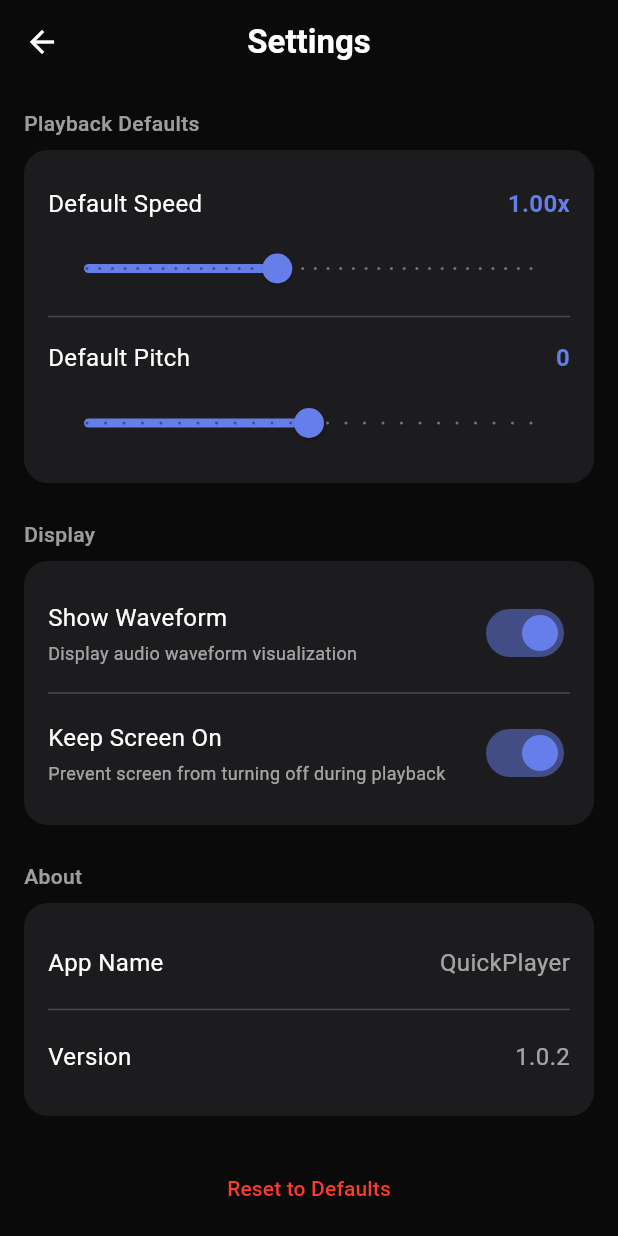
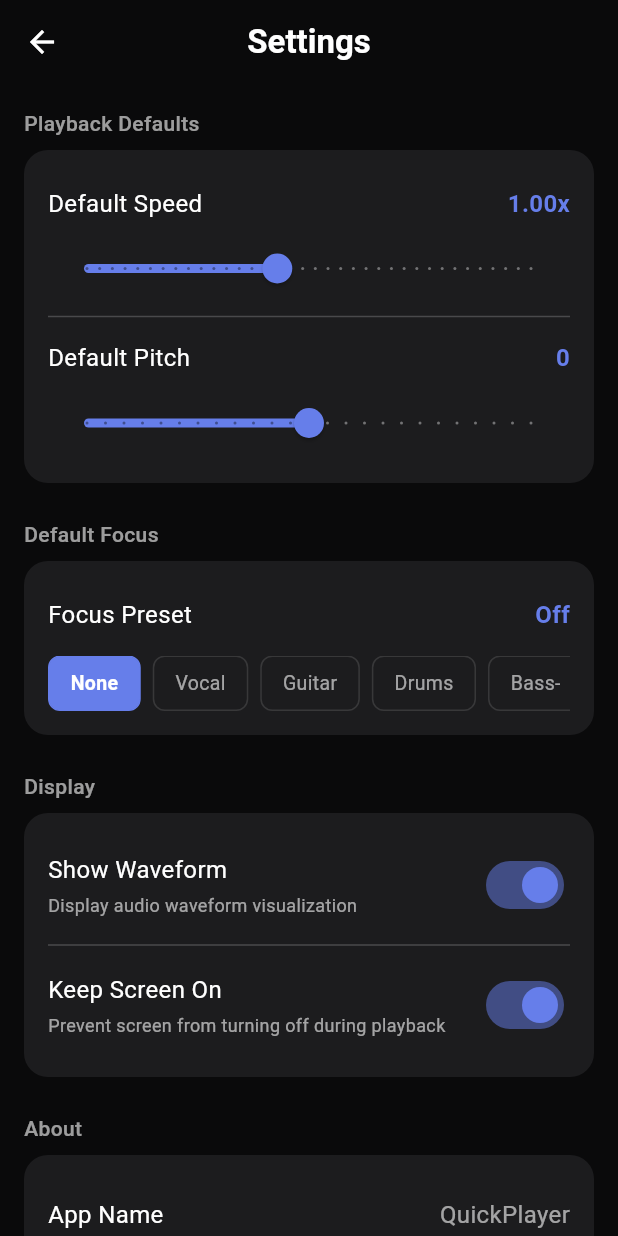
Before and after one commit to innovai-studio/QuickPlayer, a Flutter app: the screen it shows after launch, after a tap on the "settings" icon, on a phone screen of 412 x 824 dp. Run offline on Flutter 3.47's test engine with Material 3 defaults, Android fonts, the phone set to English and light mode, and no system bars; our stand-ins replace file_picker, flutter_riverpod, go_router, hive, hive_flutter, just_audio and 1 more; missing offline and left inert: audio_session, just_audio_media_kit, media_browser; accounts and stored records are empty; statements that could not run were skipped.

Commit message:
feat: Persist Focus EQ preset per Track and as global default
Track gains @HiveField(11) focusPresetIndex. PlayerNotifier resolves
the preset on track load (track-specific memory wins, falling back to
the player's currently-active preset which is itself seeded from the
user's stored default at startup).

setFocusMode writes the choice back onto the Track for non-external
sources, so re-playing the song restores the preset automatically.
Selecting Off (flat) clears the field rather than storing 0, so a
later default-preset change still applies to "untagged" tracks.

Settings adds defaultFocusModeIndex (raw int in the dynamic settings
box -- no new HiveType) and a chip-row picker on the Settings screen
that mirrors the Player's Focus row.

Verified with `flutter build apk --debug`.

Co-Authored-By: Claude Opus 4.7 (1M context) <noreply@anthropic.com>

```diff
--- a/lib/features/player/presentation/providers/player_provider.dart
+++ b/lib/features/player/presentation/providers/player_provider.dart
@@ -32,6 +32,21 @@ class PlayerNotifier extends StateNotifier<AppPlayerState> {
 
   PlayerNotifier() : super(const AppPlayerState()) {
     _initStreams();
+    _seedFocusFromSettings();
+  }
+
+  /// Seed the in-memory focus preset from persisted user default. Track-level
+  /// memory still wins inside loadTrack -- this only matters for the very
+  /// first track played in a session and for device-audio (which has no
+  /// per-track memory of its own).
+  Future<void> _seedFocusFromSettings() async {
+    await _storage.init();
+    final idx = _storage.getSetting<int>('defaultFocusModeIndex');
+    if (idx == null || idx < 0 || idx >= EqPreset.values.length) return;
+    final preset = EqPreset.values[idx];
+    if (preset != state.focusMode) {
+      state = state.copyWith(focusMode: preset);
+    }
   }
 
   void _initStreams() {
@@ -65,9 +80,29 @@ class PlayerNotifier extends StateNotifier<AppPlayerState> {
 
   /// Apply a Focus EQ preset. No-op effectively when device doesn't
   /// support effects, but state still updates so the UI reflects intent.
+  ///
+  /// Persists the choice on the current Track so the same preset is
+  /// re-applied next time the track plays. Device-audio (isExternal)
+  /// tracks are kept in memory only -- they aren't in the Hive box.
   Future<void> setFocusMode(EqPreset preset) async {
     await _effectsService.applyPreset(preset);
-    state = state.copyWith(focusMode: preset);
+
+    final track = state.currentTrack;
+    Track? updatedTrack;
+    if (track != null) {
+      updatedTrack = track.copyWith(
+        focusPresetIndex: preset.index,
+        clearFocusPreset: preset == EqPreset.flat,
+      );
+      if (!track.isExternal) {
+        await _storage.saveTrack(updatedTrack);
+      }
+    }
+
+    state = state.copyWith(
+      focusMode: preset,
+      currentTrack: updatedTrack ?? track,
+    );
   }
 
   /// Handle track completion based on play mode
@@ -145,6 +180,11 @@ class PlayerNotifier extends StateNotifier<AppPlayerState> {
         updatedTrack = track;
       }
 
+      // Resolve which Focus preset to apply: track-specific memory wins,
+      // otherwise fall back to whatever's currently active (which itself
+      // was seeded from defaults at app start).
+      final resolvedFocus = _resolveFocusForTrack(updatedTrack);
+
       state = state.copyWith(
         currentTrack: updatedTrack,
         duration: duration ?? Duration.zero,
@@ -152,7 +192,11 @@ class PlayerNotifier extends StateNotifier<AppPlayerState> {
         markers: markers,
         isLoading: false,
         clearAbLoop: true,
+        focusMode: resolvedFocus,
       );
+
+      // Apply on the audio session (no-op if effects unsupported).
+      await _effectsService.applyPreset(resolvedFocus);
 
       // Start analysis immediately (before play) if BPM/Key not set
       if (updatedTrack.bpm == null || updatedTrack.musicalKey == null) {
@@ -167,6 +211,13 @@ class PlayerNotifier extends StateNotifier<AppPlayerState> {
         error: 'Failed to load track: $e',
       );
     }
+  }
+
+  EqPreset _resolveFocusForTrack(Track track) {
+    final idx = track.focusPresetIndex;
+    if (idx == null) return state.focusMode;
+    if (idx < 0 || idx >= EqPreset.values.length) return EqPreset.flat;
+    return EqPreset.values[idx];
   }
 
   /// Load and play audio directly from file path (for device audio)
@@ -210,6 +261,10 @@ class PlayerNotifier extends StateNotifier<AppPlayerState> {
       // Load file
       final duration = await _audioService.loadFile(filePath);
       final markers = _storage.getMarkersForTrack(tempTrack.id);
+
+      // Device-audio tracks aren't persisted, so they don't carry their
+      // own focus memory -- inherit whatever the player currently has.
+      await _effectsService.applyPreset(state.focusMode);
 
       state = state.copyWith(
         currentTrack: tempTrack.copyWith(
--- a/lib/features/settings/presentation/providers/settings_provider.dart
+++ b/lib/features/settings/presentation/providers/settings_provider.dart
@@ -1,4 +1,5 @@
 import 'package:flutter_riverpod/flutter_riverpod.dart';
+import '../../../../core/audio/audio_effects_service.dart';
 import '../../../../core/storage/storage_service.dart';
 
 final settingsProvider = StateNotifierProvider<SettingsNotifier, SettingsState>((ref) {
@@ -10,12 +11,14 @@ class SettingsState {
   final int defaultPitchSemitones;
   final bool showWaveform;
   final bool keepScreenOn;
+  final EqPreset defaultFocusMode;
 
   const SettingsState({
     this.defaultSpeed = 1.0,
     this.defaultPitchSemitones = 0,
     this.showWaveform = true,
     this.keepScreenOn = true,
+    this.defaultFocusMode = EqPreset.flat,
   });
 
   SettingsState copyWith({
@@ -23,18 +26,21 @@ class SettingsState {
     int? defaultPitchSemitones,
     bool? showWaveform,
     bool? keepScreenOn,
+    EqPreset? defaultFocusMode,
   }) {
     return SettingsState(
       defaultSpeed: defaultSpeed ?? this.defaultSpeed,
       defaultPitchSemitones: defaultPitchSemitones ?? this.defaultPitchSemitones,
       showWaveform: showWaveform ?? this.showWaveform,
       keepScreenOn: keepScreenOn ?? this.keepScreenOn,
+      defaultFocusMode: defaultFocusMode ?? this.defaultFocusMode,
     );
   }
 }
 
 class SettingsNotifier extends StateNotifier<SettingsState> {
   final StorageService _storage = StorageService();
+  static const _focusKey = 'defaultFocusModeIndex';
 
   SettingsNotifier() : super(const SettingsState()) {
     _loadSettings();
@@ -42,11 +48,13 @@ class SettingsNotifier extends StateNotifier<SettingsState> {
 
   Future<void> _loadSettings() async {
     await _storage.init();
+    final focusIndex = _storage.getSetting<int>(_focusKey);
     state = SettingsState(
       defaultSpeed: _storage.getSetting<double>('defaultSpeed') ?? 1.0,
       defaultPitchSemitones: _storage.getSetting<int>('defaultPitchSemitones') ?? 0,
       showWaveform: _storage.getSetting<bool>('showWaveform') ?? true,
       keepScreenOn: _storage.getSetting<bool>('keepScreenOn') ?? true,
+      defaultFocusMode: _resolveFocusPreset(focusIndex),
     );
   }
 
@@ -70,11 +78,25 @@ class SettingsNotifier extends StateNotifier<SettingsState> {
     state = state.copyWith(keepScreenOn: keep);
   }
 
+  Future<void> setDefaultFocusMode(EqPreset preset) async {
+    await _storage.setSetting(_focusKey, preset.index);
+    state = state.copyWith(defaultFocusMode: preset);
+  }
+
   Future<void> resetToDefaults() async {
     await _storage.setSetting('defaultSpeed', 1.0);
     await _storage.setSetting('defaultPitchSemitones', 0);
     await _storage.setSetting('showWaveform', true);
     await _storage.setSetting('keepScreenOn', true);
+    await _storage.setSetting(_focusKey, EqPreset.flat.index);
     state = const SettingsState();
   }
+
+  /// Map a stored index back to an enum value, falling back to flat if the
+  /// stored index is out of range (e.g. preset removed in a later version).
+  EqPreset _resolveFocusPreset(int? index) {
+    if (index == null) return EqPreset.flat;
+    if (index < 0 || index >= EqPreset.values.length) return EqPreset.flat;
+    return EqPreset.values[index];
+  }
 }
--- a/lib/features/settings/presentation/screens/settings_screen.dart
+++ b/lib/features/settings/presentation/screens/settings_screen.dart
@@ -1,6 +1,7 @@
 import 'package:flutter/material.dart';
 import 'package:flutter_riverpod/flutter_riverpod.dart';
 import 'package:go_router/go_router.dart';
+import '../../../../core/audio/audio_effects_service.dart';
 import '../../../../core/constants/app_colors.dart';
 import '../../../../core/constants/app_constants.dart';
 import '../providers/settings_provider.dart';
@@ -67,6 +68,66 @@ class SettingsScreen extends ConsumerWidget {
                       .read(settingsProvider.notifier)
                       .setDefaultPitchSemitones(value.round());
                 },
+              ),
+            ],
+          ),
+          const SizedBox(height: 24),
+
+          // Default Focus
+          _buildSectionHeader('Default Focus'),
+          _buildCard(
+            children: [
+              _buildSettingRow(
+                'Focus Preset',
+                settings.defaultFocusMode == EqPreset.flat
+                    ? 'Off'
+                    : settings.defaultFocusMode.label,
+              ),
+              const SizedBox(height: 8),
+              SingleChildScrollView(
+                scrollDirection: Axis.horizontal,
+                child: Row(
+                  children: EqPreset.values.map((preset) {
+                    final isSelected = preset == settings.defaultFocusMode;
+                    return Padding(
+                      padding: const EdgeInsets.only(right: 8),
+                      child: GestureDetector(
+                        onTap: () => ref
+                            .read(settingsProvider.notifier)
+                            .setDefaultFocusMode(preset),
+                        child: Container(
+                          padding: const EdgeInsets.symmetric(
+                            horizontal: 14,
+                            vertical: 8,
+                          ),
+                          decoration: BoxDecoration(
+                            color: isSelected
+                                ? AppColors.primaryStart
+                                : Colors.transparent,
+                            borderRadius: BorderRadius.circular(8),
+                            border: Border.all(
+                              color: isSelected
+                                  ? AppColors.primaryStart
+                                  : AppColors.border,
+                            ),
+                          ),
+                          child: Text(
+                            preset.label,
+                            style: TextStyle(
+                              color: isSelected
+                                  ? Colors.white
+                                  : AppColors.textSecondary,
+                              fontSize: 13,
+                              fontWeight: isSelected
+                                  ? FontWeight.w600
+                                  : FontWeight.normal,
+                            ),
+                          ),
+                        ),
+                      ),
+                    );
+                  }).toList(),
+                ),
               ),
             ],
           ),
```
Also changed, not shown: lib/features/library/data/models/track.dart (+11 -0 lines), lib/features/library/data/models/track.g.dart.
